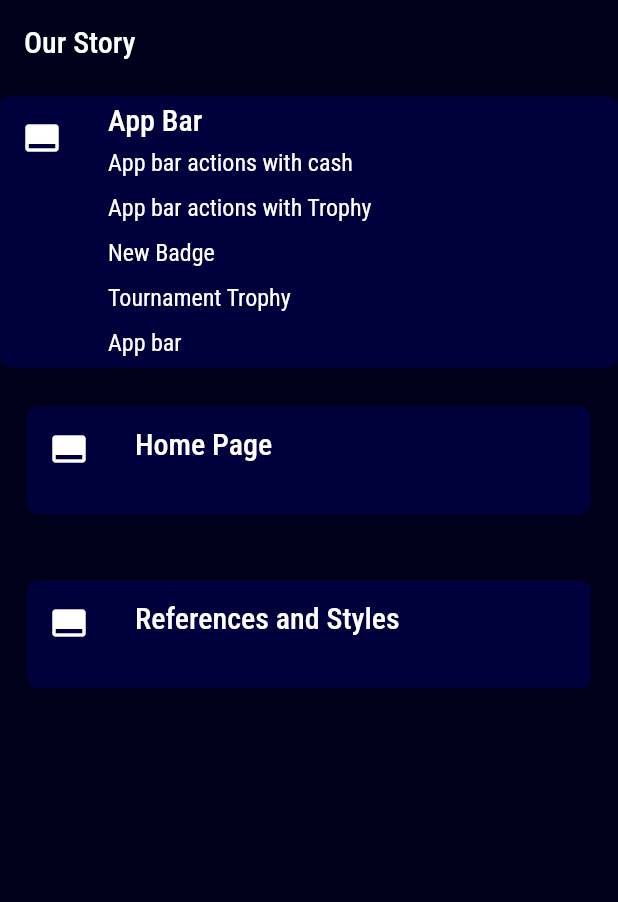
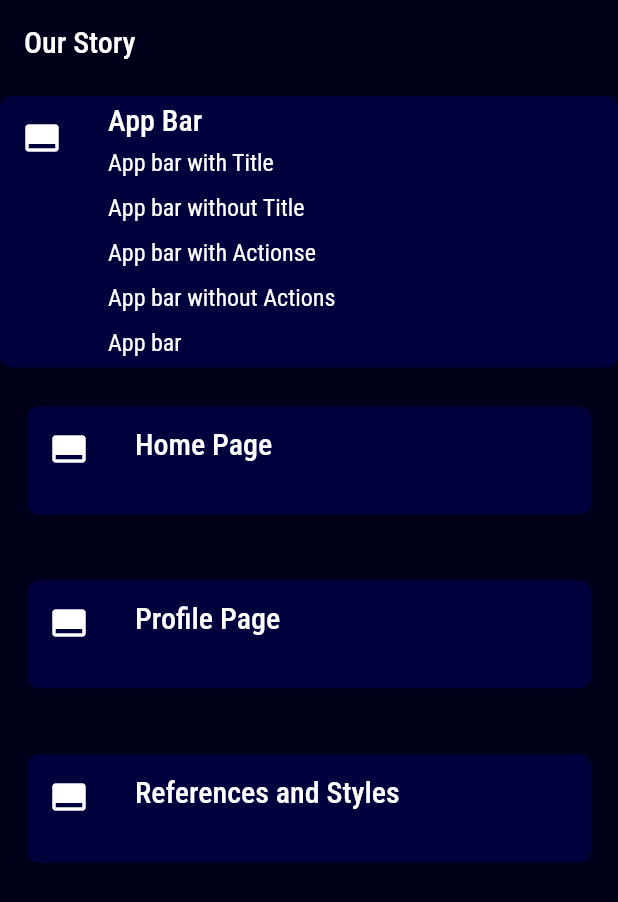
Before and after one commit to DhruvamSharma/Flutter-StoryBoard, a Flutter app: the screen it shows after launch, after a tap on "App Bar", on a phone screen of 412 x 824 dp. Shown: the top 902 px of the screen. Run offline on Flutter 3.47's test engine with Material 2 defaults, Android fonts, the phone set to English and light mode, and no system bars; our stand-ins replace google_fonts, rxdart; missing offline and left inert: universal_html.

Commit message:
fix(code-refactor): some code refactoring and a gif added for online repo

```diff
--- a/lib/main.dart
+++ b/lib/main.dart
@@ -16,7 +16,6 @@ class MyApp extends StatelessWidget {
     return MaterialApp(
       title: 'Flutter Demo',
       theme: ThemeData(
-
         // This is the theme of your application.
         //
         // Try running your application with "flutter run". You'll see the
--- a/lib/themes.dart
+++ b/lib/themes.dart
@@ -5,7 +5,6 @@ import 'utils/colors.dart';
 enum StoryboardThemeKeys { LIGHT, DARK }
 
 class StoryBoardThemes {
-
   static final ThemeData lightTheme = ThemeData(
     primarySwatch: Colors.purple,
     brightness: Brightness.light,
--- a/lib/widget_library/widget_list_data.dart
+++ b/lib/widget_library/widget_list_data.dart
@@ -8,6 +8,7 @@ class WidgetListData {
   static Map<String, Map<String, Map<String, Widget>>> widgetListMap = {
     "App Bar": WidgetSublistMapData.appbarWidgetsMap,
     "Home Page": WidgetSublistMapData.homePageWidgetsMap,
+    "Profile Page": WidgetSublistMapData.profilePageWidgetsMap,
     "References and Styles": WidgetSublistMapData.referencesWidgetsMap
   };
 
@@ -37,16 +38,25 @@ class WidgetSublistMapData {
   }
 
   static Map<String, Map<String, Widget>> appbarWidgetsMap = {
-    "App bar actions with cash": WidgetStateMapData.appBarMap,
-    "App bar actions with Trophy": WidgetStateMapData.appBarMap,
-    "New Badge": WidgetStateMapData.appBarMap,
-    "Tournament Trophy": WidgetStateMapData.appBarMap,
+    "App bar with Title": WidgetStateMapData.appBarMap,
+    "App bar without Title": WidgetStateMapData.appBarMap,
+    "App bar with Actionse": WidgetStateMapData.appBarMap,
+    "App bar without Actions": WidgetStateMapData.appBarMap,
     "App bar": WidgetStateMapData.appBarMap,
   };
 
   static Map<String, Map<String, Widget>> homePageWidgetsMap = {
     "Home Page's App Bar": WidgetStateMapData.homePageMap,
     "Side Menu": WidgetStateMapData.homePageMap,
+    "Bottom Navigation": WidgetStateMapData.homePageMap,
+    "Helper Toolbox": WidgetStateMapData.homePageMap,
+    "Custom Divider": WidgetStateMapData.homePageMap,
+    "Shimmer Layout": WidgetStateMapData.homePageMap,
+  };
+
+  static Map<String, Map<String, Widget>> profilePageWidgetsMap = {
+    "Profile Page's App Bar": WidgetStateMapData.homePageMap,
+    "Side Menu": WidgetStateMapData.sideMenuMap,
     "Bottom Navigation": WidgetStateMapData.homePageMap,
     "Helper Toolbox": WidgetStateMapData.homePageMap,
     "Custom Divider": WidgetStateMapData.homePageMap,
@@ -88,23 +98,13 @@ class WidgetStateMapData {
   }
 
   static Map<String, Widget> appBarMap = {
-    "App bar actions with cash": Text(
+    "App Bar Title": Text(
       'Theme Setter',
     ),
-    "App bar actions with Trophy": Container(),
-    "New Badge": Container(),
-    "Tournament Trophy": Container(),
+    "App bar Style": Container(),
     "App bar": Container(),
-  };
-
-  static Map<String, Widget> simcardMap = {
-    "Sim Card state 1": Container(),
-    "Sim Card state 2": Container(),
-    "Sim Card state 3": Container(),
-  };
-
-  static Map<String, Widget> tournamentDetailsMap = {
-    "Prize By Rank Card": Container(),
+    "App Status Bar": Container(),
+    "App bar": Container(),
   };
 
   static Map<String, Widget> sideMenuMap = {
@@ -118,25 +118,6 @@ class WidgetStateMapData {
     "Home Page State 2": Container(),
     "Home Page State 3": Container(),
     "Home Page State 4": Container(),
-  };
-
-  static Map<String, Widget> tournamentAndBattlesPageMap = {
-    "App Bar": Container(),
-    "Helper Toolbox": Container(),
-    "Header": Container(),
-    "Player and Time Listing": Container(),
-    "Card Heading": Container(),
-    "Entry Prize Component": Container(),
-    "Battle Info": Container(),
-    "Battle Info Full": Container(),
-    "Battle Info Registered": Container(),
-    "Battle Component": Container(),
-    "Special Tournament": Container(),
-    "Tournament Component": Container(),
-    "Create Tournament Card": Container(),
-    "Follow Card": Container(),
-    "Follow Card List": Container(),
-    "Tournament And Battles Page": Container(),
   };
 
   static Map<String, Widget> blueStylesAndReferencesMap = {
--- a/lib/widget_showcase/widget_showcase_page.dart
+++ b/lib/widget_showcase/widget_showcase_page.dart
@@ -24,7 +24,7 @@ class _WidgetShowcasePageState extends State<WidgetShowcasePage> {
   List<String> listOfNamesOfWidgetInCurrentLibrary = List();
 
   double normalWidgetListHeight = 90;
-  double expandedWidgetListHeight = 300;
+  double expandedWidgetListHeight = 250;
 
   @override
   void initState() {
@@ -92,6 +92,4 @@ class _WidgetShowcasePageState extends State<WidgetShowcasePage> {
       ),
     );
   }
-
-
 }
```
Also changed, not shown: lib/widget_showcase/widget_to_showcase.dart (+7 -5 lines), 1 other file.
